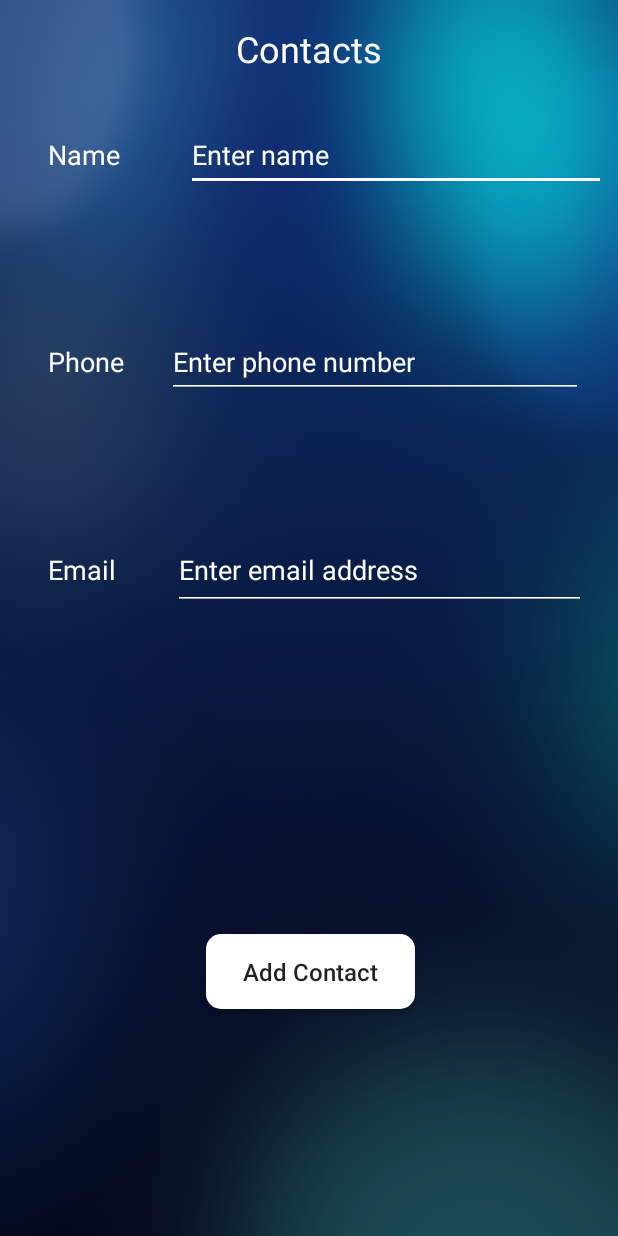
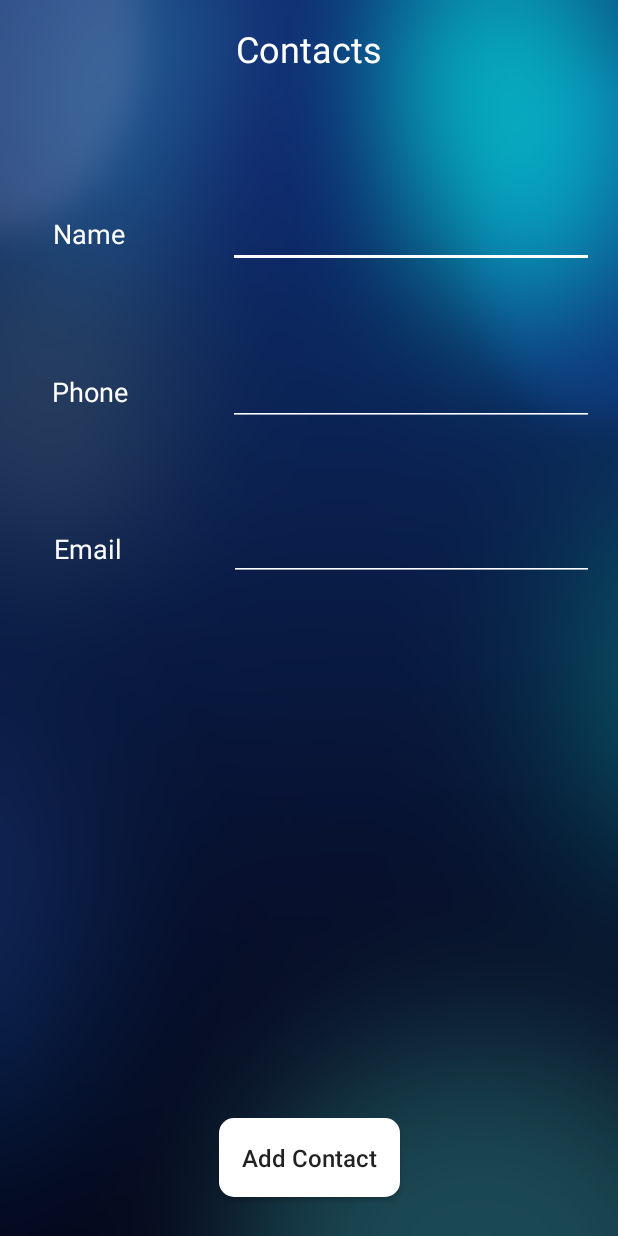
Before and after one commit to gpadmaku1/card-reader, an Android app: the ContactsActivity screen opened directly, with no data from a screen before it, after a tap on "Add Contact", on a phone screen of 412 x 824 dp. Run offline under Robolectric (Android 15) with nearby library versions, the phone set to English and light mode, and no system bars.

Commit message:
Requested contacts permission and UI cleanup

```diff
--- a/app/build.gradle
+++ b/app/build.gradle
@@ -27,14 +27,15 @@ dependencies {
     })
 
 
+    compile group: 'com.googlecode.libphonenumber', name: 'libphonenumber', version: '5.5'
     compile 'com.android.support:appcompat-v7:25.3.1'
     compile 'com.android.support.constraint:constraint-layout:1.0.2'
     compile 'com.google.android.gms:play-services-vision:10.2.6'
     compile 'com.android.volley:volley:1.0.0'
-    compile group: 'com.googlecode.libphonenumber', name: 'libphonenumber', version: '5.5'
     testCompile 'junit:junit:4.12'
 }
 
 
 
+
 apply plugin: 'com.google.gms.google-services'
--- a/app/src/main/AndroidManifest.xml
+++ b/app/src/main/AndroidManifest.xml
@@ -8,6 +8,7 @@
         android:maxSdkVersion="18" />
     <uses-permission android:name="android.permission.READ_EXTERNAL_STORAGE" />
     <uses-permission android:name="android.permission.CAMERA" />
+    <uses-permission android:name="android.permission.WRITE_CONTACTS" />
 
     <uses-feature
         android:name="android.hardware.camera"
@@ -40,8 +41,9 @@
                 android:resource="@xml/file_paths" />
         </provider>
 
-        <activity android:name=".Activities.ContactsActivity"
-            android:screenOrientation="portrait"/>
+        <activity
+            android:name=".Activities.ContactsActivity"
+            android:screenOrientation="portrait" />
     </application>
 
 </manifest>
--- a/app/src/main/java/com/gpads/gautham/imagetotextanalysis/Activities/ContactsActivity.java
+++ b/app/src/main/java/com/gpads/gautham/imagetotextanalysis/Activities/ContactsActivity.java
@@ -1,7 +1,11 @@
 package com.gpads.gautham.imagetotextanalysis.Activities;
 
+import android.Manifest;
 import android.content.Intent;
+import android.content.pm.PackageManager;
 import android.provider.ContactsContract;
+import android.support.v4.app.ActivityCompat;
+import android.support.v4.content.ContextCompat;
 import android.support.v7.app.AppCompatActivity;
 import android.os.Bundle;
 import android.view.View;
@@ -11,17 +15,22 @@ import android.widget.Toast;
 
 import com.gpads.gautham.imagetotextanalysis.R;
 
+
 public class ContactsActivity extends AppCompatActivity {
+
 
     private EditText phoneText;
     private EditText nameText;
     private EditText emailText;
+
+    private static final int CONTACTS_PERMISSION = 5;
 
     private Button contactsButton;
 
     private String name;
     private String email;
     private String phone;
+
 
     @Override
     protected void onCreate(Bundle savedInstanceState) {
@@ -49,22 +58,30 @@ public class ContactsActivity extends AppCompatActivity {
         contactsButton.setOnClickListener(new View.OnClickListener() {
             @Override
             public void onClick(View v) {
-                startContacts();
+                startContactsActivityIntent();
             }
         });
     }
 
 
     /**
-     * Creates a new intent to create and save a contact with the extracted info
+     * Starts the contacts intent and requests permission to write to contacts if permission doesn't exist
      */
-    private void startContacts() {
+    public void startContactsActivityIntent(){
+        String[] permissions = {"android.permission.WRITE_CONTACTS"};
         Intent intent = new Intent(ContactsContract.Intents.Insert.ACTION);
         intent.setType(ContactsContract.RawContacts.CONTENT_TYPE);
-        intent.putExtra(ContactsContract.Intents.Insert.NAME, name);
-        intent.putExtra(ContactsContract.Intents.Insert.EMAIL, email);
-        intent.putExtra(ContactsContract.Intents.Insert.PHONE, phone);
-        startActivity(intent);
+        if(ContextCompat.checkSelfPermission(this, Manifest.permission.WRITE_CONTACTS) != PackageManager
+                .PERMISSION_GRANTED){
+            ActivityCompat.requestPermissions(this, permissions, CONTACTS_PERMISSION);
+        }
+        else {
+            if (intent.resolveActivity(getPackageManager()) != null) {
+                intent.putExtra(ContactsContract.Intents.Insert.NAME, name);
+                intent.putExtra(ContactsContract.Intents.Insert.EMAIL, email);
+                intent.putExtra(ContactsContract.Intents.Insert.PHONE, phone);
+                startActivity(intent);
+            }
+        }
     }
-
 }
--- a/app/src/main/java/com/gpads/gautham/imagetotextanalysis/Activities/MainActivity.java
+++ b/app/src/main/java/com/gpads/gautham/imagetotextanalysis/Activities/MainActivity.java
@@ -61,9 +61,7 @@ public class MainActivity extends AppCompatActivity {
 
         //Get access to buttons and editTexts
         ImageButton cameraButton = (ImageButton) findViewById(R.id.cameraButton);
-
         Button submitButton = (Button) findViewById(R.id.submitButton);
-
         obtainedText = (EditText) findViewById(R.id.obtainedText);
 
         progressBar = (ProgressBar) findViewById(R.id.progressBar);
@@ -115,26 +113,6 @@ public class MainActivity extends AppCompatActivity {
         });
     }
 
-    private String parseEmail(String results) {
-        Matcher m = Pattern.compile("[a-zA-Z0-9_.+-]+@[a-zA-Z0-9-]+\\.[a-zA-Z0-9-.]+").matcher(results);
-        String parsedEmail = "Error";
-        while (m.find()) {
-            parsedEmail = m.group();
-        }
-        return parsedEmail;
-    }
-
-    private String parseName(String results) {
-        try {
-            String[] arr = results.split("\\s+");
-            return arr[0] + " " + arr[1];
-        }catch (IndexOutOfBoundsException e){
-            e.printStackTrace();
-            Toast.makeText(MainActivity.this, "Error", Toast.LENGTH_SHORT).show();
-            return "";
-        }
-    }
-
 
     @Override
     protected void onActivityResult(int requestCode, int resultCode, Intent data) {
@@ -181,23 +159,6 @@ public class MainActivity extends AppCompatActivity {
         }
     }
 
-
-    /**
-     * Parses phoneNumbers from a string using Google's libphonenumber library
-     *
-     * @param bCardText, The text obtained from the vision API processing
-     * @return ArrayList of parsed phone numbers from the vision API processed text string
-     */
-    private ArrayList<String> parseResults(String bCardText) {
-        PhoneNumberUtil phoneNumberUtil = PhoneNumberUtil.getInstance();
-        Iterable<PhoneNumberMatch> numberMatches = phoneNumberUtil.findNumbers(bCardText, Locale.US.getCountry());
-        ArrayList<String> data = new ArrayList<>();
-        for(PhoneNumberMatch number : numberMatches){
-            String s = number.rawString();
-            data.add(s);
-        }
-        return data;
-    }
 
     /**
      * Creates and writes a new image to send in the post request to Google Vision API
@@ -277,4 +238,55 @@ public class MainActivity extends AppCompatActivity {
             }
         }
     }
+
+
+    /**
+     * Parses phoneNumbers from a string using Google's libphonenumber library
+     *
+     * @param bCardText, The text obtained from the vision API processing
+     * @return ArrayList of parsed phone numbers from the vision API processed text string
+     */
+    private ArrayList<String> parseResults(String bCardText) {
+        PhoneNumberUtil phoneNumberUtil = PhoneNumberUtil.getInstance();
+        Iterable<PhoneNumberMatch> numberMatches = phoneNumberUtil.findNumbers(bCardText, Locale.US.getCountry());
+        ArrayList<String> data = new ArrayList<>();
+        for(PhoneNumberMatch number : numberMatches){
+            String s = number.rawString();
+            data.add(s);
+        }
+        return data;
+    }
+
+
+    /**
+     * Parses email from the string returned from Google Vision APi
+     * @param results, String returned from Google Vision API
+     * @return String that is the parsed email. Uses REGEX
+     */
+    private String parseEmail(String results) {
+        Matcher m = Pattern.compile("[a-zA-Z0-9_.+-]+@[a-zA-Z0-9-]+\\.[a-zA-Z0-9-.]+").matcher(results);
+        String parsedEmail = "Error";
+        while (m.find()) {
+            parsedEmail = m.group();
+        }
+        return parsedEmail;
+    }
+
+
+    /**
+     * Parses name from the string returned from Google Vision APi
+     * @param results, String returned from Google Vision API
+     * @return String that is the parsed email. Picks first two strings from the param
+     */
+    private String parseName(String results) {
+        try {
+            String[] arr = results.split("\\s+");
+            return arr[0] + " " + arr[1];
+        }catch (IndexOutOfBoundsException e){
+            e.printStackTrace();
+            Toast.makeText(MainActivity.this, "Error", Toast.LENGTH_SHORT).show();
+            return "";
+        }
+    }
+
 }
--- a/app/src/main/res/layout/activity_contacts.xml
+++ b/app/src/main/res/layout/activity_contacts.xml
@@ -8,139 +8,120 @@
     tools:context="com.gpads.gautham.imagetotextanalysis.Activities.ContactsActivity">
 
     <TextView
-        android:id="@+id/textView3"
-        android:layout_width="54dp"
-        android:layout_height="23dp"
-        android:layout_marginLeft="16dp"
-        android:layout_marginStart="32dp"
+        android:id="@+id/textView7"
+        android:layout_width="wrap_content"
+        android:layout_height="wrap_content"
+        android:layout_marginLeft="8dp"
+        android:layout_marginRight="8dp"
+        android:text="@string/email"
+        android:textColor="@android:color/white"
+        android:textSize="18sp"
+        app:layout_constraintBaseline_toBaselineOf="@+id/emailText"
+        app:layout_constraintHorizontal_bias="0.304"
+        app:layout_constraintLeft_toLeftOf="parent"
+        app:layout_constraintRight_toLeftOf="@+id/emailText" />
+
+    <TextView
+        android:id="@+id/textView6"
+        android:layout_width="wrap_content"
+        android:layout_height="wrap_content"
+        android:layout_marginLeft="8dp"
+        android:layout_marginRight="8dp"
+        android:layout_marginTop="16dp"
+        android:text="@string/contacts"
+        android:textAlignment="center"
+        android:textColor="@android:color/white"
+        android:textSize="24sp"
+        app:layout_constraintHorizontal_bias="0.501"
+        app:layout_constraintLeft_toLeftOf="parent"
+        app:layout_constraintRight_toRightOf="parent"
+        app:layout_constraintTop_toTopOf="parent" />
+
+    <TextView
+        android:id="@+id/textView"
+        android:layout_width="wrap_content"
+        android:layout_height="wrap_content"
+        android:layout_marginLeft="8dp"
+        android:layout_marginRight="8dp"
         android:text="@string/name"
         android:textColor="@android:color/white"
         android:textSize="18sp"
         app:layout_constraintBaseline_toBaselineOf="@+id/nameText"
+        app:layout_constraintHorizontal_bias="0.307"
         app:layout_constraintLeft_toLeftOf="parent"
-        tools:layout_editor_absoluteY="103dp"
-        tools:layout_editor_absoluteX="26dp" />
+        app:layout_constraintRight_toLeftOf="@+id/nameText" />
 
     <TextView
-        android:id="@+id/textView4"
-        android:layout_width="55dp"
-        android:layout_height="28dp"
-        android:layout_marginLeft="32dp"
-        android:layout_marginStart="32dp"
+        android:id="@+id/textView2"
+        android:layout_width="wrap_content"
+        android:layout_height="wrap_content"
+        android:layout_marginLeft="8dp"
+        android:layout_marginRight="8dp"
         android:text="@string/phone"
         android:textColor="@android:color/white"
         android:textSize="18sp"
         app:layout_constraintBaseline_toBaselineOf="@+id/phoneText"
-        app:layout_constraintLeft_toLeftOf="parent" />
-
-    <TextView
-        android:id="@+id/textView5"
-        android:layout_width="58dp"
-        android:layout_height="25dp"
-        android:layout_marginStart="32dp"
-        android:layout_marginLeft="32dp"
-        android:text="@string/email"
-        android:textColor="@android:color/white"
-        android:textSize="18sp"
-        app:layout_constraintBaseline_toBaselineOf="@+id/emailText"
+        app:layout_constraintHorizontal_bias="0.314"
         app:layout_constraintLeft_toLeftOf="parent"
-        tools:layout_editor_absoluteY="377dp" />
+        app:layout_constraintRight_toLeftOf="@+id/phoneText" />
 
     <EditText
         android:id="@+id/nameText"
-        android:layout_width="280dp"
-        android:layout_height="48dp"
-        android:layout_marginLeft="8dp"
-        android:layout_marginRight="8dp"
-        android:layout_marginTop="79dp"
+        android:layout_width="244dp"
+        android:layout_height="45dp"
+        android:layout_marginRight="16dp"
+        android:layout_marginTop="133dp"
         android:backgroundTint="@android:color/white"
         android:ems="10"
-        android:hint="@string/enter_name"
         android:inputType="textPersonName"
         android:textColor="@android:color/white"
-        android:textColorHint="@android:color/white"
         android:textSize="18sp"
-        app:layout_constraintHorizontal_bias="1.0"
-        app:layout_constraintLeft_toRightOf="@+id/textView3"
         app:layout_constraintRight_toRightOf="parent"
         app:layout_constraintTop_toTopOf="parent" />
 
     <EditText
         android:id="@+id/phoneText"
-        android:layout_width="277dp"
-        android:layout_height="48dp"
-        android:layout_marginLeft="8dp"
-        android:layout_marginRight="8dp"
-        android:layout_marginTop="90dp"
+        android:layout_width="244dp"
+        android:layout_height="45dp"
+        android:layout_marginRight="16dp"
+        android:layout_marginTop="60dp"
         android:backgroundTint="@android:color/white"
         android:ems="10"
-        android:hint="@string/enter_phone_number"
         android:inputType="phone"
         android:textColor="@android:color/white"
-        android:textColorHint="@android:color/white"
         android:textSize="18sp"
-        app:layout_constraintLeft_toRightOf="@+id/textView4"
         app:layout_constraintRight_toRightOf="parent"
-        app:layout_constraintTop_toBottomOf="@+id/nameText"
-        tools:layout_editor_absoluteY="224dp" />
+        app:layout_constraintTop_toBottomOf="@+id/nameText" />
 
     <EditText
         android:id="@+id/emailText"
-        android:layout_width="275dp"
-        android:layout_height="53dp"
-        android:layout_marginLeft="8dp"
-        android:layout_marginRight="8dp"
-        android:layout_marginTop="88dp"
+        android:layout_width="243dp"
+        android:layout_height="44dp"
+        android:layout_marginRight="16dp"
+        android:layout_marginTop="59dp"
         android:backgroundTint="@android:color/white"
         android:ems="10"
-        android:hint="@string/enter_email_address"
         android:inputType="textEmailAddress"
         android:textColor="@android:color/white"
-        android:textColorHint="@android:color/white"
         android:textSize="18sp"
-        app:layout_constraintHorizontal_bias="0.555"
-        app:layout_constraintLeft_toRightOf="@+id/textView5"
         app:layout_constraintRight_toRightOf="parent"
         app:layout_constraintTop_toBottomOf="@+id/phoneText" />
 
-    <TextView
-        android:id="@+id/textView6"
+    <Button
+        android:id="@+id/contactBtn"
         android:layout_width="wrap_content"
         android:layout_height="wrap_content"
-        android:text="@string/contacts"
-        android:textAlignment="center"
-        android:textColor="@android:color/white"
-        android:textSize="24sp"
-        app:layout_constraintTop_toTopOf="parent"
-        android:layout_marginTop="16dp"
-        android:layout_marginRight="8dp"
-        app:layout_constraintRight_toRightOf="parent"
-        android:layout_marginLeft="8dp"
-        app:layout_constraintLeft_toLeftOf="parent"
-        app:layout_constraintHorizontal_bias="0.501"
-        android:layout_marginBottom="8dp"
-        app:layout_constraintBottom_toTopOf="@+id/nameText"
-        app:layout_constraintVertical_bias="0.0" />
-
-    <Button
-        android:id="@+id/contactBtn"
-        android:layout_width="139dp"
-        android:layout_height="50dp"
-        android:layout_marginBottom="8dp"
+        android:layout_marginBottom="26dp"
         android:layout_marginLeft="8dp"
         android:layout_marginRight="8dp"
-        android:layout_marginTop="8dp"
         android:background="@drawable/rounded_corners"
+        android:padding="15dp"
         android:text="Add Contact"
         android:textAllCaps="false"
         android:textSize="16sp"
         app:layout_constraintBottom_toBottomOf="parent"
-        app:layout_constraintHorizontal_bias="0.504"
+        app:layout_constraintHorizontal_bias="0.501"
         app:layout_constraintLeft_toLeftOf="parent"
-        app:layout_constraintRight_toRightOf="parent"
-        app:layout_constraintTop_toBottomOf="@+id/emailText"
-        app:layout_constraintVertical_bias="0.592"
-        tools:layout_editor_absoluteX="133dp"
-        tools:layout_editor_absoluteY="478dp" />
+        app:layout_constraintRight_toRightOf="parent" />
 
 </android.support.constraint.ConstraintLayout>
--- a/app/src/main/res/layout/activity_main.xml
+++ b/app/src/main/res/layout/activity_main.xml
@@ -24,7 +24,7 @@
         app:layout_constraintLeft_toLeftOf="parent"
         app:layout_constraintRight_toRightOf="parent"
         app:layout_constraintTop_toBottomOf="@+id/cameraButton"
-        app:layout_constraintVertical_bias="0.231" />
+        app:layout_constraintVertical_bias="0.392" />
 
     <TextView
         android:id="@+id/mainTextView"
@@ -53,7 +53,7 @@
         android:layout_marginLeft="0dp"
         android:layout_marginRight="0dp"
         android:layout_marginStart="8dp"
-        android:layout_marginTop="32dp"
+        android:layout_marginTop="27dp"
         android:background="@drawable/rounded_corners"
         android:contentDescription="@string/button_to_open_camera"
         android:padding="8dp"
@@ -83,19 +83,20 @@
         app:layout_constraintLeft_toLeftOf="parent"
         app:layout_constraintRight_toRightOf="parent"
         app:layout_constraintTop_toTopOf="parent"
-        app:layout_constraintVertical_bias="0.498" />
+        app:layout_constraintVertical_bias="0.532" />
 
     <Button
         android:id="@+id/submitButton"
         android:layout_width="106dp"
         android:layout_height="48dp"
-        android:layout_marginBottom="28dp"
+        android:layout_marginBottom="26dp"
         android:layout_marginEnd="8dp"
         android:layout_marginLeft="8dp"
         android:layout_marginRight="8dp"
         android:layout_marginStart="8dp"
         android:layout_weight="1"
         android:background="@drawable/rounded_corners"
+        android:padding="10dp"
         android:text="Next"
         android:textAllCaps="false"
         android:textColor="#424242"
```
Also changed, not shown: app/src/main/res/drawable/dab_emoji.jpg (added), 3 other files.
